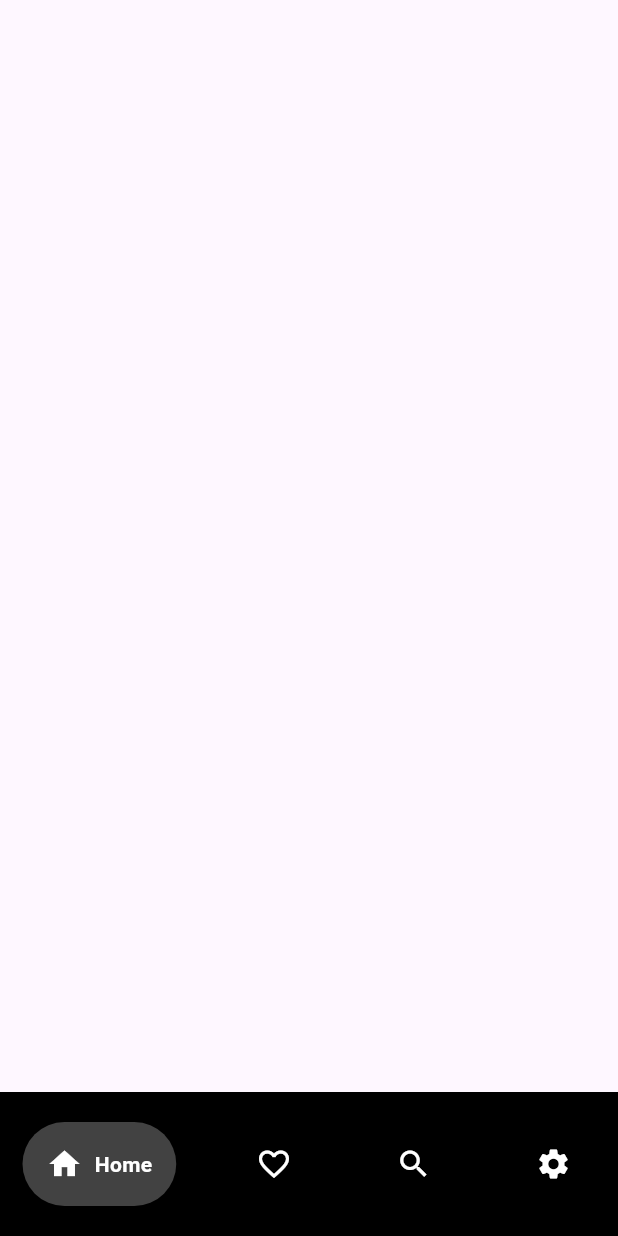
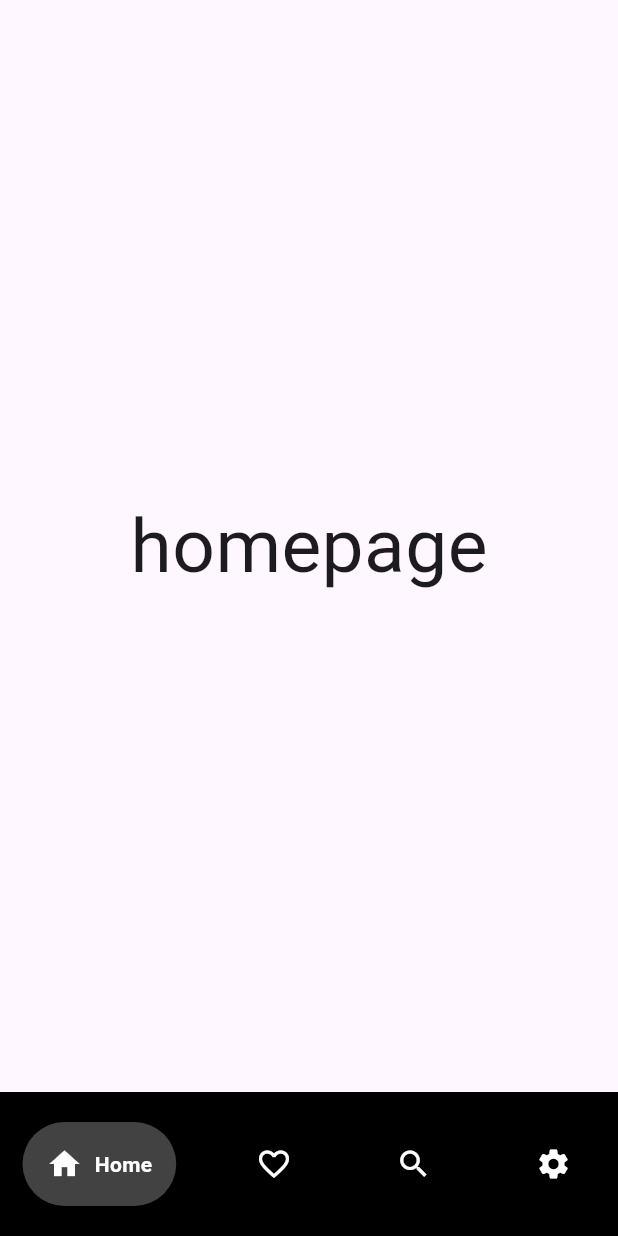
Before and after one commit to Giulia-Danso/beginning, a Flutter app: the screen it shows after launch, on a phone screen of 412 x 824 dp. Run offline on Flutter 3.47's test engine with Material 3 defaults, Android fonts, the phone set to English and light mode, and no system bars; drawn by our look-alikes of google_nav_bar.

Commit message:
initial commit

```diff
--- a/lib/homepage.dart
+++ b/lib/homepage.dart
@@ -9,9 +9,37 @@ class HomePage extends StatefulWidget {
 }
 
 class _HomePageState extends State<HomePage> {
+  int _selectedIndex = 0;
+  final List<Widget> _pages = [
+    const Center(
+      child: Text(
+        'homepage',
+        style: TextStyle(fontSize: 50),
+      ),
+    ),
+    const Center(
+      child: Text(
+        'likes',
+        style: TextStyle(fontSize: 50),
+      ),
+    ),
+    const Center(
+      child: Text(
+        'search',
+        style: TextStyle(fontSize: 50),
+      ),
+    ),
+    const Center(
+      child: Text(
+        'settings',
+        style: TextStyle(fontSize: 50),
+      ),
+    ),
+  ];
   @override
   Widget build(BuildContext context) {
     return Scaffold(
+      body: _pages[_selectedIndex],
       bottomNavigationBar: Container(
         color: Colors.black,
         child: Padding(
@@ -22,8 +50,7 @@ class _HomePageState extends State<HomePage> {
             activeColor: Colors.white,
             tabBackgroundColor: Colors.grey.shade800,
             gap: 8,
-            onTabChange: (index) {},
-            padding: EdgeInsets.all(16),
+            padding: const EdgeInsets.all(16),
             tabs: const [
               GButton(
                 icon: Icons.home,
@@ -42,6 +69,12 @@ class _HomePageState extends State<HomePage> {
                 text: 'Settings',
               ),
             ],
+            selectedIndex: _selectedIndex,
+            onTabChange: (index) {
+              setState(() {
+                _selectedIndex = index;
+              });
+            },
           ),
         ),
       ),
```
